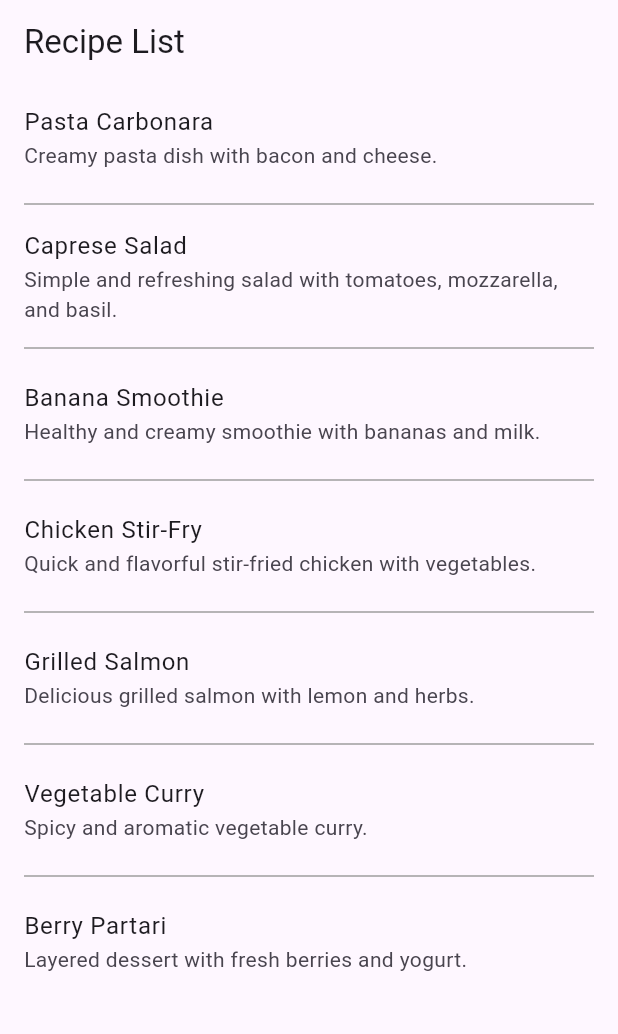
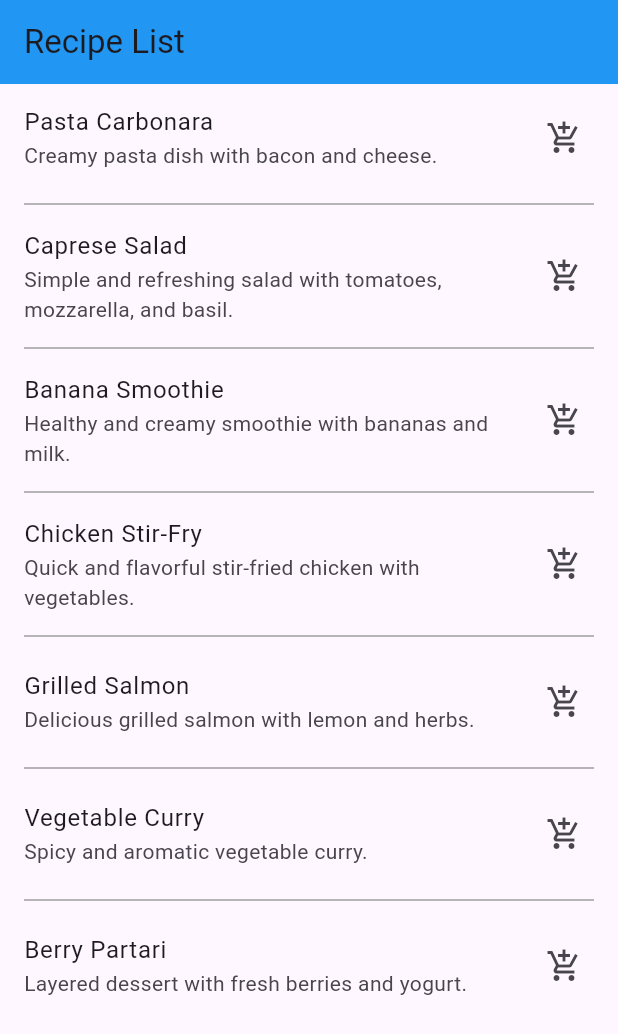
Before and after one commit to kamrul2025/api-exam, a Flutter app: the screen it shows after launch, on a phone screen of 412 x 824 dp. Shown: the top 1034 px of the screen. Run offline on Flutter 3.47's test engine with Material 3 defaults, Android fonts, the phone set to English and light mode, and no system bars.

Commit message:
appbar theme

```diff
--- a/lib/recepi_List.dart
+++ b/lib/recepi_List.dart
@@ -49,12 +49,13 @@ class RecipeListScreen extends StatelessWidget {
     final List recipes = data['recipes'];
 
     return Scaffold(
-      appBar: AppBar(title: Text('Recipe List')),
+      appBar: AppBar(title: Text('Recipe List'), backgroundColor: Colors.blue),
       body: ListView.separated(
         itemCount: recipes.length,
         itemBuilder: (context, index) {
           final recipe = recipes[index];
           return ListTile(
+            trailing: Icon(Icons.add_shopping_cart),
             title: Text(recipe['title']),
             subtitle: Text(recipe['description']),
           );
```
